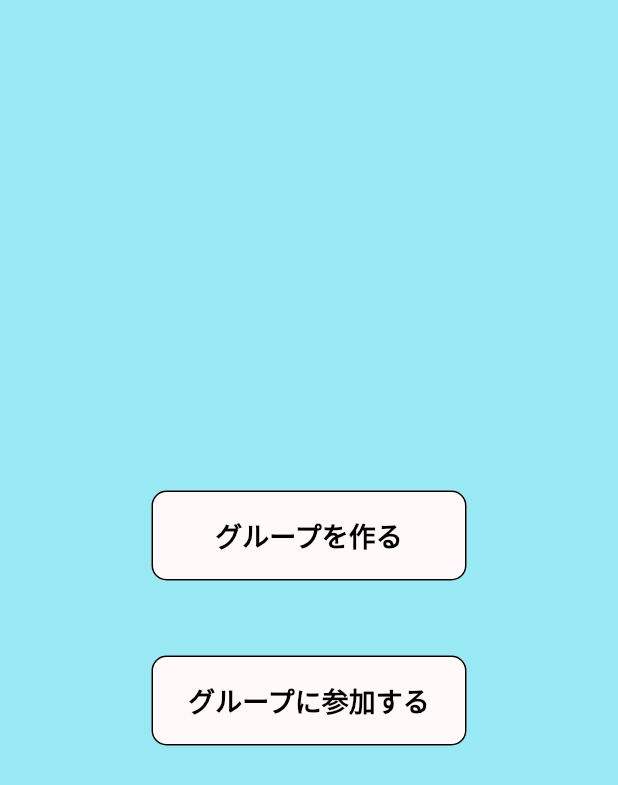
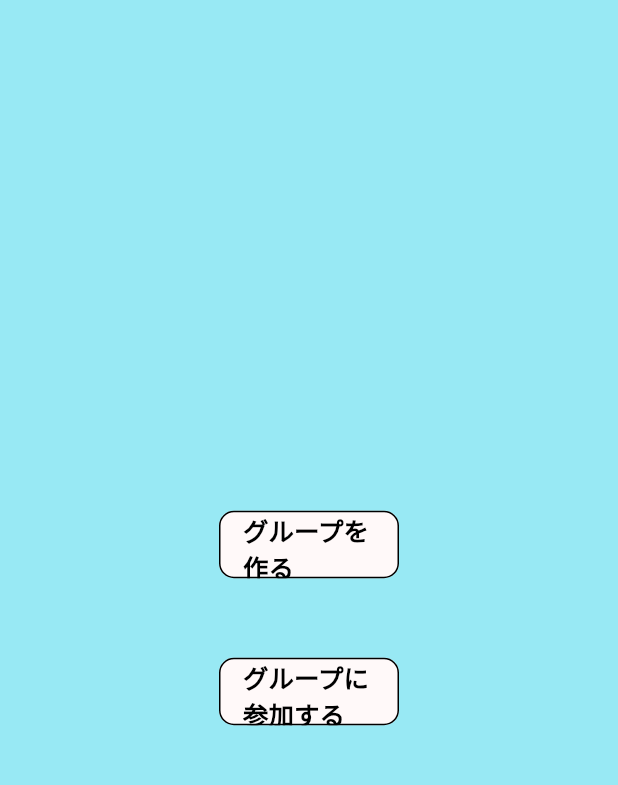
Before and after one commit to Jin2003/Bath.random, a Flutter app: the screen it shows after launch, on a phone screen of 412 x 824 dp. Shown: the top 785 px of the screen. Run offline on Flutter 3.47's test engine with Material 2 defaults, Android fonts, the phone set to English and light mode, and no system bars; our stand-ins replace cloud_firestore, firebase_core, google_fonts, qr_flutter; missing offline and left inert: qr_code_scanner; accounts and stored records are empty.

```diff
--- a/lib/pages/group_select_page.dart
+++ b/lib/pages/group_select_page.dart
@@ -1,7 +1,7 @@
+import 'package:bath_random/pages/components/custom_button.dart';
 import 'package:bath_random/pages/group_create_page.dart';
 import 'package:bath_random/pages/qr_read_page.dart';
 import 'package:flutter/material.dart';
-import 'package:google_fonts/google_fonts.dart';
 
 class GroupSelectPage extends StatelessWidget {
   const GroupSelectPage({super.key});
@@ -13,60 +13,21 @@ class GroupSelectPage extends StatelessWidget {
       body: Center(
         child: Column(
           mainAxisAlignment: MainAxisAlignment.center,
-          children: <Widget>[
-            OutlinedButton(
-              style: OutlinedButton.styleFrom(
-                foregroundColor: Colors.black,
-                backgroundColor: const Color.fromARGB(255, 255, 249, 249),
-                fixedSize: const Size(210, 60),
-                shape: RoundedRectangleBorder(
-                  borderRadius: BorderRadius.circular(10),
-                ),
-                side: const BorderSide(),
-              ),
-              onPressed: () {
-                Navigator.push(
-                  context,
-                  MaterialPageRoute(
-                    builder: (context) => const GroupCreatePage(),
-                  ),
-                );
-              },
-              child: Text(
-                'グループを作る',
-                style: GoogleFonts.mPlusRounded1c(
-                  fontWeight: FontWeight.bold,
-                  fontSize: 18,
-                ),
-              ),
+          children: const <Widget>[
+            // groupを作る側が押すボタン
+            CustomButton(
+              title: "グループを作る",
+              width: 120,
+              height: 45,
+              nextPage: GroupCreatePage(),
             ),
-            const SizedBox(height: 50),
-            // TODO:
-            OutlinedButton(
-              style: OutlinedButton.styleFrom(
-                foregroundColor: Colors.black,
-                backgroundColor: const Color.fromARGB(255, 255, 249, 249),
-                fixedSize: const Size(210, 60),
-                shape: RoundedRectangleBorder(
-                  borderRadius: BorderRadius.circular(10),
-                ),
-                side: const BorderSide(),
-              ),
-              onPressed: () {
-                Navigator.push(
-                  context,
-                  MaterialPageRoute(
-                    builder: (context) => const QrReadPage(),
-                  ),
-                );
-              },
-              child: Text(
-                'グループに参加する',
-                style: GoogleFonts.mPlusRounded1c(
-                  fontWeight: FontWeight.bold,
-                  fontSize: 18,
-                ),
-              ),
+            SizedBox(height: 50),
+            // user側が押すボタン
+            CustomButton(
+              width: 120,
+              height: 45,
+              title: "グループに参加する",
+              nextPage: QrReadPage(),
             ),
           ],
         ),
```
Also changed, not shown: lib/pages/qr_display_page.dart (+11 -6 lines), lib/pages/qr_read_page.dart (+3 -21 lines), lib/pages/regi_account_page.dart (+7 -3 lines), lib/pages/regi_comp_page.dart (deleted, +0 -43 lines), lib/pages/wait_page.dart (+32 -16 lines).
